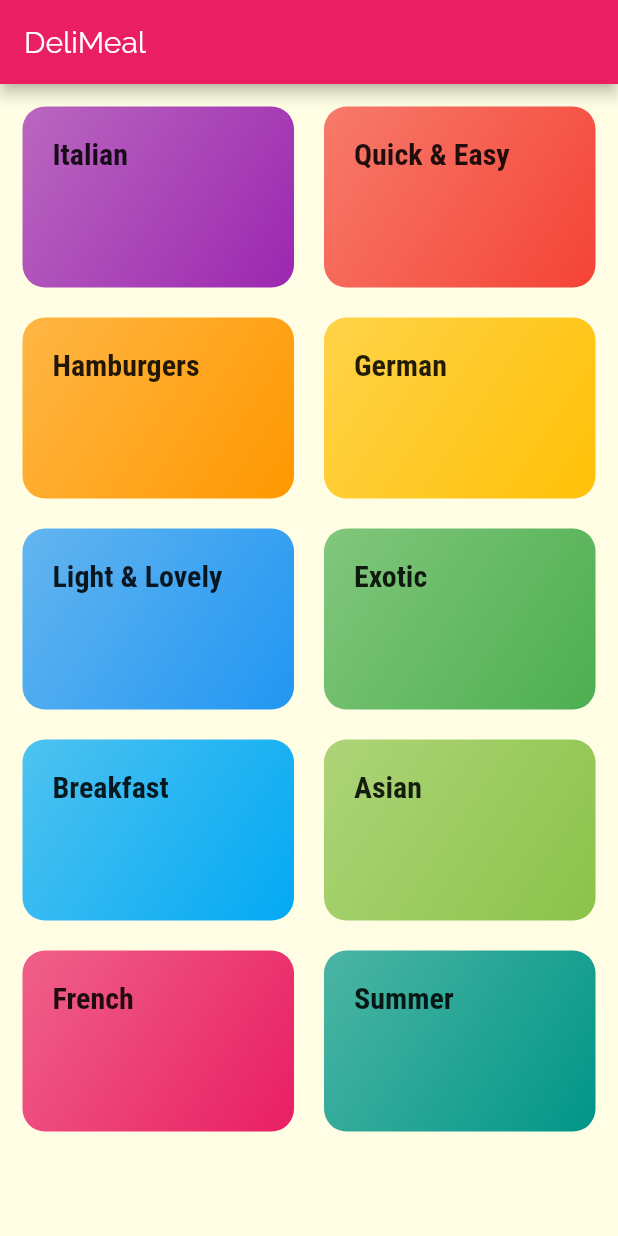
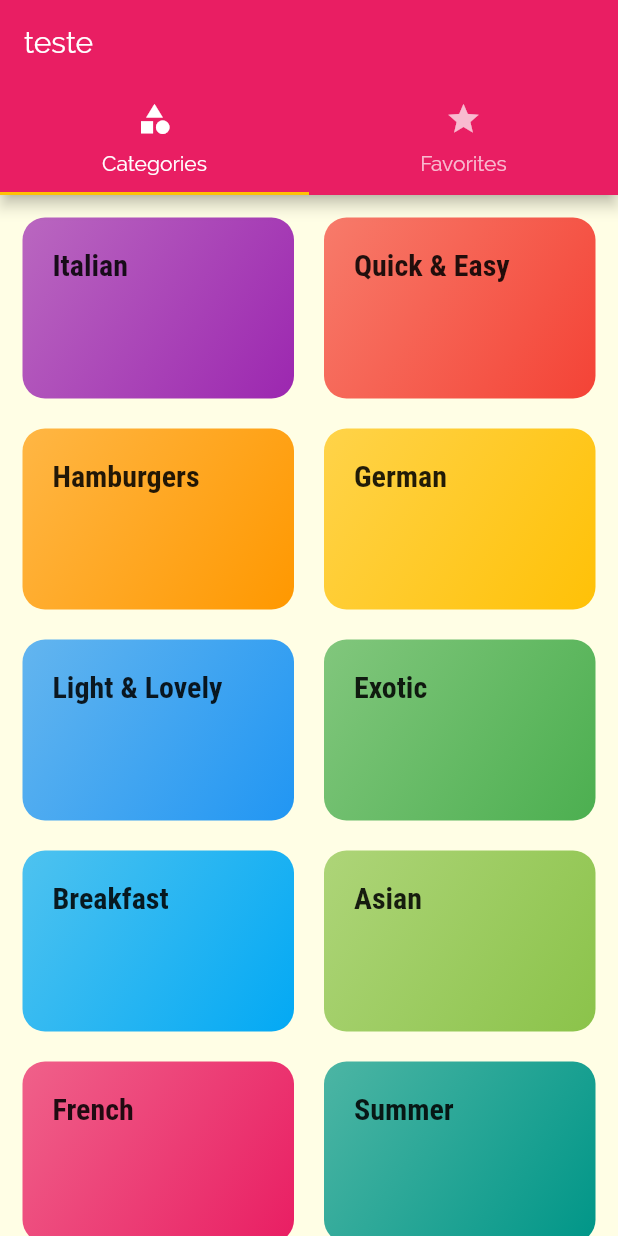
Before and after one commit to pvrsouza/meal_app, a Flutter app: the screen it shows after launch, on a phone screen of 412 x 824 dp. Run offline on Flutter 3.47's test engine with Material 2 defaults, Android fonts, the phone set to English and light mode, and no system bars.

Commit message:
adicionando uma tabbar no topo

```diff
--- a/lib/routes.dart
+++ b/lib/routes.dart
@@ -1,10 +1,11 @@
+import './screens/tabs_screen.dart';
+
 import './screens/meal_detail_screen.dart';
 import './screens/category_meals_screen.dart';
-import './screens/categories_screen.dart';
 
 final ROUTES = {
   /// '/'
-  CategoriesScreen.routeName: (ctx) => CategoriesScreen(),
+  '/': (ctx) => TabsScreen(),
 
   /// '/categories-meals'
   CategoryMealsScreen.routeName: (ctx) => CategoryMealsScreen(),
--- a/lib/screens/categories_screen.dart
+++ b/lib/screens/categories_screen.dart
@@ -8,12 +8,7 @@ class CategoriesScreen extends StatelessWidget {
 
   @override
   Widget build(BuildContext context) {
-    return Scaffold(
-      appBar: AppBar(
-        title: const Text('DeliMeal'),
-      ),
-      body: _buildCategoriesGrid(),
-    );
+    return _buildCategoriesGrid();
   }
 
   Widget _buildCategoriesGrid() {
--- /dev/null
+++ b/lib/screens/favorite_screen.dart
@@ -0,0 +1,10 @@
+import 'package:flutter/material.dart';
+
+class FavoriteScreen extends StatelessWidget {
+  @override
+  Widget build(BuildContext context) {
+    return Center(
+      child: Text('Favorites'),
+    );
+  }
+}
--- /dev/null
+++ b/lib/screens/tabs_screen.dart
@@ -0,0 +1,43 @@
+import 'package:flutter/material.dart';
+import 'package:flutter_complete_guide/screens/favorite_screen.dart';
+import './categories_screen.dart';
+
+class TabsScreen extends StatefulWidget {
+  @override
+  _TabsScreenState createState() => _TabsScreenState();
+}
+
+class _TabsScreenState extends State<TabsScreen> {
+  @override
+  Widget build(BuildContext context) {
+    return DefaultTabController(
+      //initialIndex: 0,
+      length: 2,
+      child: Scaffold(
+        appBar: AppBar(
+          title: Text('teste'),
+          bottom: TabBar(
+            tabs: <Widget>[
+              Tab(
+                icon: Icon(
+                  Icons.category,
+                ),
+                text: 'Categories',
+              ),
+              Tab(
+                icon: Icon(Icons.star),
+                text: 'Favorites',
+              ),
+            ],
+          ),
+        ),
+        body: TabBarView(
+          children: <Widget>[
+            CategoriesScreen(),
+            FavoriteScreen(),
+          ],
+        ),
+      ),
+    );
+  }
+}
```
